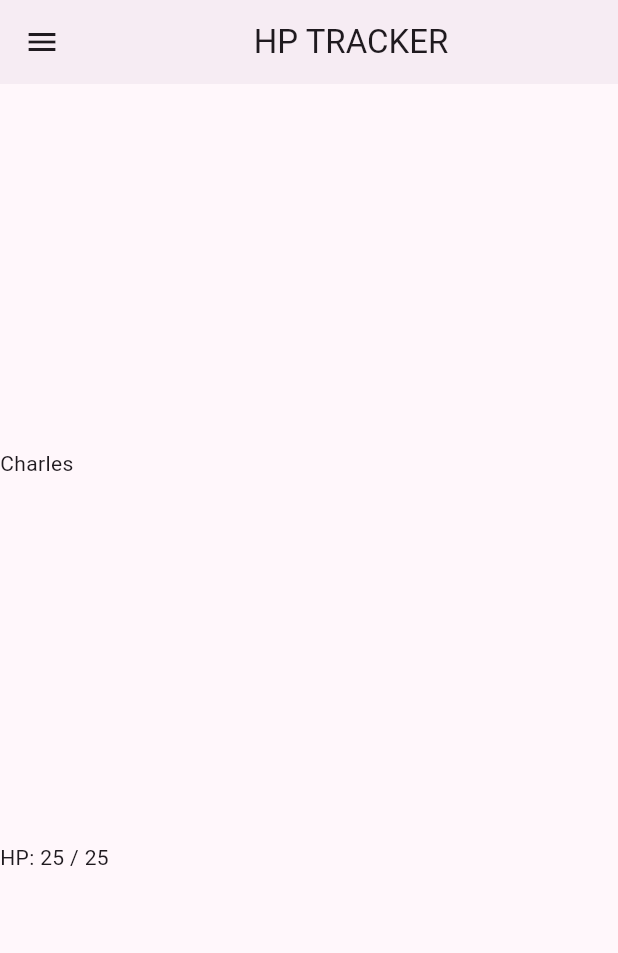
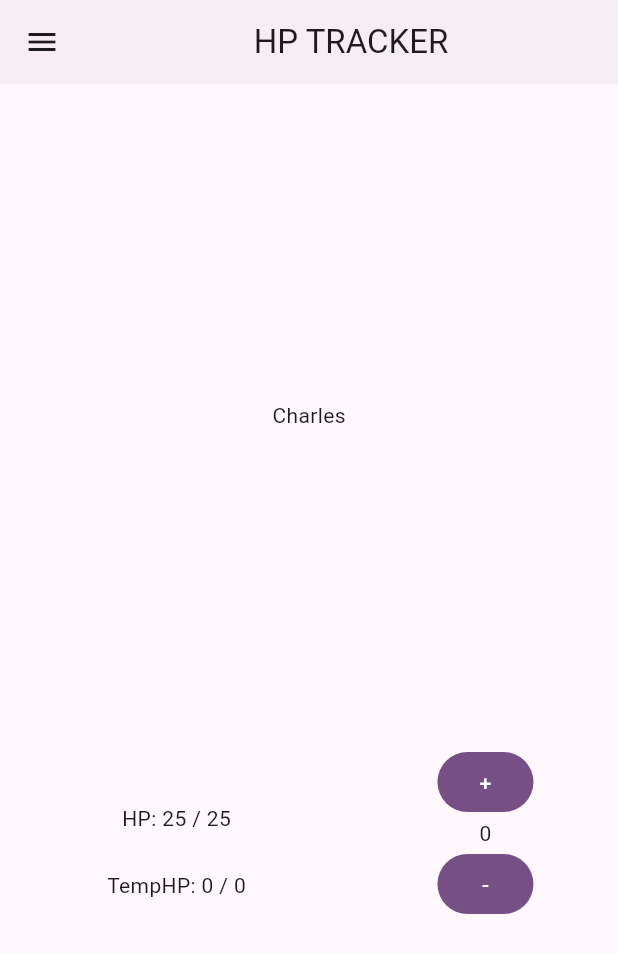
Before and after one commit to crazyapple48/hptracker_flutter, a Flutter app: the screen it shows after launch, on a phone screen of 412 x 824 dp. Shown: the top 953 px of the screen. Run offline on Flutter 3.47's test engine with Material 3 defaults, Android fonts, the phone set to English and light mode, and no system bars.

Commit message:
create bones for damage roll button widget

```diff
--- /dev/null
+++ b/lib/ui/core/ui/damage_button/damagebutton_view.dart
@@ -0,0 +1,37 @@
+import 'package:flutter/material.dart';
+
+class DamageButton extends StatefulWidget {
+  const DamageButton({super.key});
+
+
+  @override
+  State<DamageButton> createState() => _DamageButtonState();
+
+}
+
+class _DamageButtonState extends State<DamageButton> {
+  int damage = 0;
+
+  void increaseDamage() {
+    setState(() {
+        damage++;
+    });
+  }
+
+  void decreaseDamage() {
+    setState(() {
+          damage = damage > 0 ? damage - 1 : 0;
+    });
+  }
+
+  @override
+  Widget build(BuildContext context) {
+    return Column(
+      children: [
+        FilledButton(onPressed: increaseDamage, child: Text("+")),
+        Text('$damage'),
+        FilledButton(onPressed: decreaseDamage, child: Text("-")),
+      ],
+    );
+  }
+}
--- /dev/null
+++ b/lib/ui/core/ui/damage_button/damagebutton_viewmodel.dart
@@ -0,0 +1,5 @@
+import 'package:flutter/material.dart';
+
+class DamagebuttonViewmodel extends ChangeNotifier{
+
+}
--- a/lib/ui/home/widgets/home_screen.dart
+++ b/lib/ui/home/widgets/home_screen.dart
@@ -1,4 +1,5 @@
 import 'package:flutter/material.dart';
+import 'package:hptracker_flutter/ui/core/ui/damage_button/damagebutton_view.dart';
 
 class MyHomePage extends StatefulWidget {
   const MyHomePage({
@@ -34,30 +35,32 @@ class _MyHomePageState extends State<MyHomePage> {
         title: Center(child: Text(widget.title.toUpperCase()),),
         elevation: 2,
       ),
-      body: Center(
-        child: Column(
+      body: Column(
           mainAxisAlignment: MainAxisAlignment.spaceEvenly,
           children: [
             Row(
+              mainAxisAlignment: MainAxisAlignment.center,
               children: [
               Text(widget.characterName),
             ],),
             Row(
+              mainAxisAlignment: MainAxisAlignment.spaceAround,
               children: [
                 Column(
+                  mainAxisAlignment: MainAxisAlignment.center,
                   children: [
-                    Text("HP: ${widget.currentHp} / ${widget.maxHp}")
+                    Padding(
+                      padding: EdgeInsets.all(25.0),
+                      child: Text("HP: ${widget.currentHp} / ${widget.maxHp}"),),
+
+                    Text("TempHP: ${widget.currentTempHp} / ${widget.maxTempHp}"),
                   ],
                 ),
-                Column(
-
-                )
+                DamageButton(),
               ],
-            )
-
+            ),
         ],
         ),
-      ),
       drawer: Column(
         children: [Placeholder()],
       ),
```
